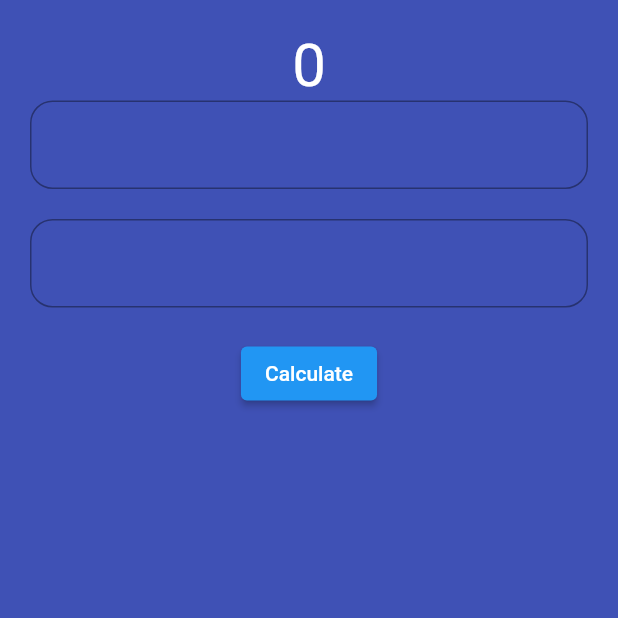
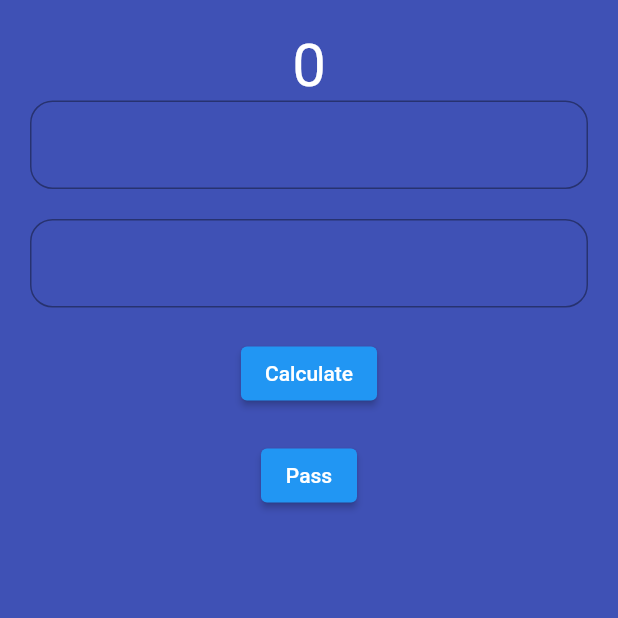
Before and after one commit to ontu001/Flutter_UI_challange, a Flutter app: the StateChange screen opened directly, on a phone screen of 412 x 824 dp, the top half of it. Run offline on Flutter 3.47's test engine with Material 2 defaults, Android fonts, the phone set to English and light mode, and no system bars; our stand-ins replace image_picker, lottie, rive, salomon_bottom_bar; network calls fail.

Commit message:
bbit changes added

```diff
--- a/lib/satet_management.dart
+++ b/lib/satet_management.dart
@@ -1,5 +1,6 @@
 import 'package:flutter/cupertino.dart';
 import 'package:flutter/material.dart';
+import 'package:new_flutter_ui/another.dart';
 
 class StateChange extends StatefulWidget {
   @override
@@ -58,7 +59,16 @@ class StateChangeState extends State<StateChange> {
                       result = fn + snd;
                     });
                   },
-                  child: Text("Calculate"))
+                  child: Text("Calculate")),
+              SizedBox(
+                height: 20,
+              ),
+              ElevatedButton(
+                  onPressed: () {
+                    Navigator.push(context, MaterialPageRoute(builder: (context)=>Another(result)));
+                  },
+                  child: Text("Pass")),
+
             ],
           ),
         ),
```
Also changed, not shown: lib/another.dart (added, +19 -0 lines).
